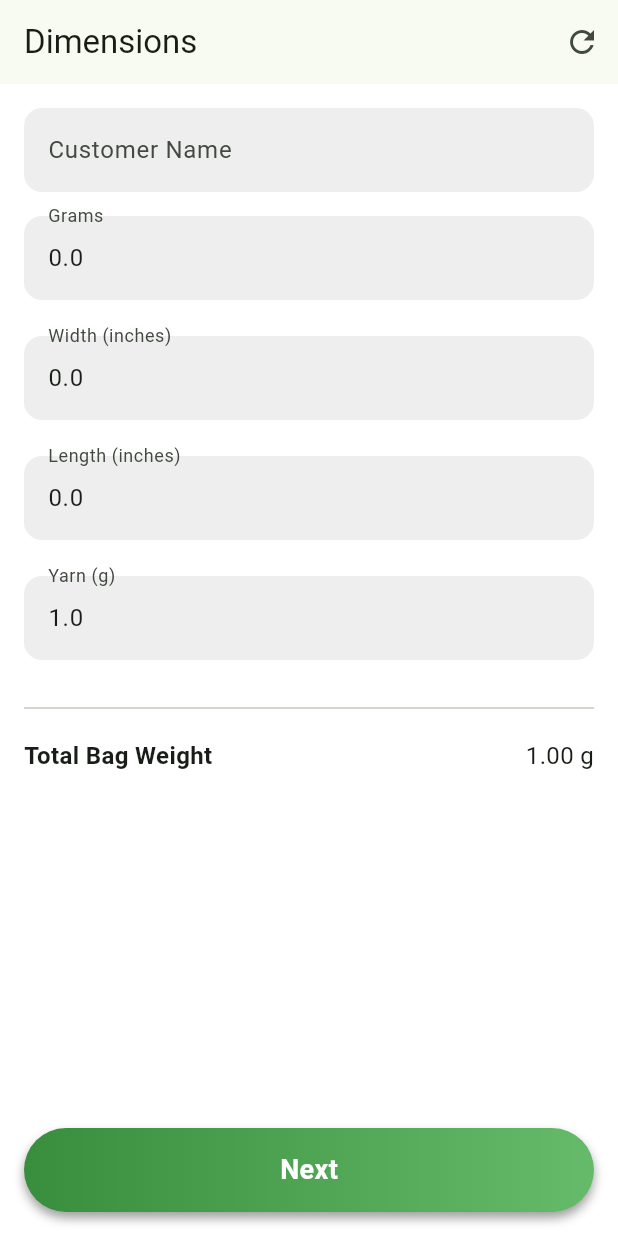
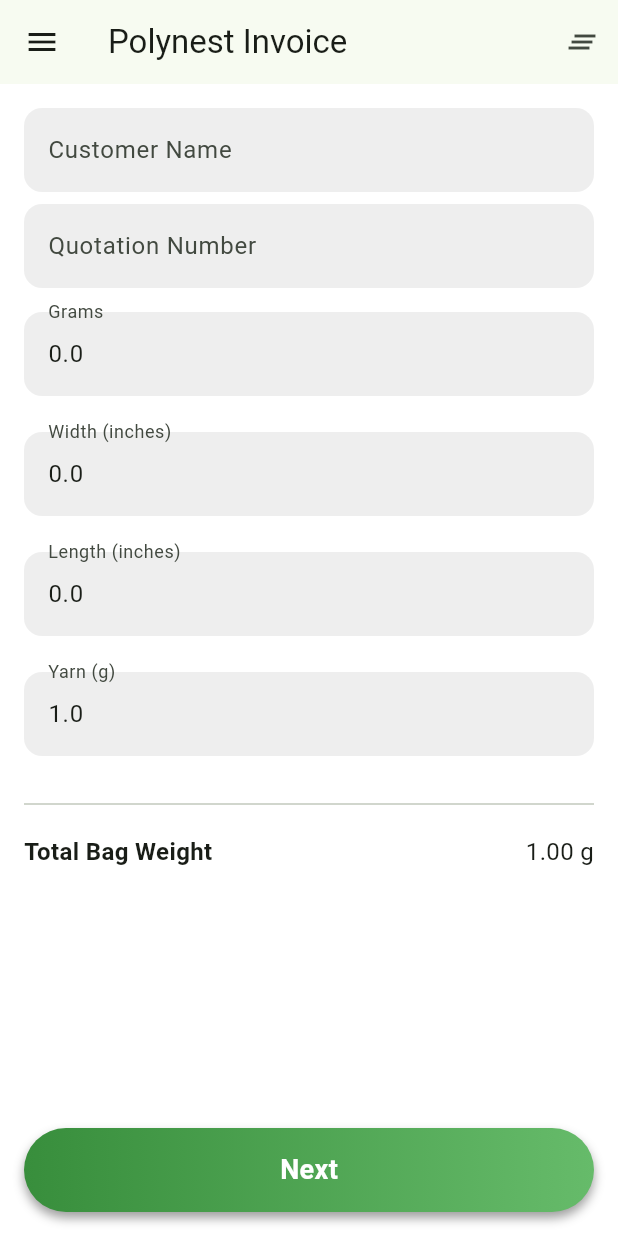
Before and after one commit to Keshav077/PG-Bag-Invoice, a Flutter app: the screen it shows after launch, on a phone screen of 412 x 824 dp. Run offline on Flutter 3.47's test engine with Material 3 defaults, Android fonts, the phone set to English and light mode, and no system bars; our stand-ins replace pdf, printing, share_plus.

Commit message:
feat: History and Headers Update

```diff
--- a/lib/main.dart
+++ b/lib/main.dart
@@ -12,7 +12,7 @@
   @override
   Widget build(BuildContext context) {
     return MaterialApp(
-      title: 'PG Bag Invoice',
+      title: 'Polynest Invoice',
       theme: ThemeData(
         primarySwatch: Colors.green,
         scaffoldBackgroundColor: Colors.white,
--- a/lib/models/invoice_data.dart
+++ b/lib/models/invoice_data.dart
@@ -1,6 +1,7 @@
 class InvoiceData {
   // Customer
   String customerName = '';
+  String quotationNumber = '';
 
   // Section 1
   double grams = 0;
--- a/lib/screens/section_one_screen.dart
+++ b/lib/screens/section_one_screen.dart
@@ -1,6 +1,7 @@
 import 'package:flutter/material.dart';
 import 'package:pg_bag_invoice/models/invoice_data.dart';
 import 'package:pg_bag_invoice/screens/section_two_screen.dart';
+import 'package:pg_bag_invoice/screens/history_screen.dart';
 import 'package:pg_bag_invoice/widgets/custom_button.dart';
 import 'package:pg_bag_invoice/widgets/custom_text_field.dart';
 import 'package:pg_bag_invoice/widgets/display_field.dart';
@@ -18,6 +19,7 @@
   final _formKey = GlobalKey<FormState>();
 
   late final TextEditingController _customerNameController;
+  late final TextEditingController _quotationNumberController;
   late final TextEditingController _gramsController;
   late final TextEditingController _widthController;
   late final TextEditingController _lengthController;
@@ -27,6 +29,7 @@
   void initState() {
     super.initState();
     _customerNameController = TextEditingController(text: widget.invoiceData.customerName);
+    _quotationNumberController = TextEditingController(text: widget.invoiceData.quotationNumber);
     _gramsController = TextEditingController(text: widget.invoiceData.grams.toString());
     _widthController = TextEditingController(text: widget.invoiceData.width.toString());
     _lengthController = TextEditingController(text: widget.invoiceData.length.toString());
@@ -45,6 +48,7 @@
     _lengthController.removeListener(_updateCalculations);
     _yarnController.removeListener(_updateCalculations);
     _customerNameController.dispose();
+    _quotationNumberController.dispose();
     _gramsController.dispose();
     _widthController.dispose();
     _lengthController.dispose();
@@ -64,6 +68,7 @@
   void _clear() {
     setState(() {
       _customerNameController.clear();
+      _quotationNumberController.clear();
       _gramsController.text = '0';
       _widthController.text = '0';
       _lengthController.text = '0';
@@ -75,6 +80,7 @@
   void _next() {
     if (_formKey.currentState!.validate()) {
       widget.invoiceData.customerName = _customerNameController.text;
+      widget.invoiceData.quotationNumber = _quotationNumberController.text;
       Navigator.push(
         context,
         MaterialPageRoute(
@@ -88,14 +94,52 @@
   Widget build(BuildContext context) {
     return Scaffold(
       appBar: AppBar(
-        title: const Text('Dimensions'),
+        title: const Text('Polynest Invoice'),
         actions: [
           IconButton(
-            icon: const Icon(Icons.refresh),
+            icon: const Icon(Icons.clear_all),
             onPressed: _clear,
             tooltip: 'Clear All Fields',
           )
         ],
+      ),
+      drawer: Drawer(
+        child: ListView(
+          padding: EdgeInsets.zero,
+          children: [
+            const DrawerHeader(
+              decoration: BoxDecoration(
+                color: Colors.green,
+              ),
+              child: Text(
+                'Polynest Menu',
+                style: TextStyle(
+                  color: Colors.white,
+                  fontSize: 24,
+                ),
+              ),
+            ),
+            ListTile(
+              leading: const Icon(Icons.add_chart),
+              title: const Text('Generate Invoice'),
+              onTap: () {
+                Navigator.pop(context); // Close drawer
+                _clear();
+              },
+            ),
+            ListTile(
+              leading: const Icon(Icons.history),
+              title: const Text('Generated Invoices'),
+              onTap: () {
+                Navigator.pop(context); // Close drawer
+                Navigator.push(
+                  context,
+                  MaterialPageRoute(builder: (context) => const HistoryScreen()),
+                );
+              },
+            ),
+          ],
+        ),
       ),
       body: Padding(
         padding: const EdgeInsets.all(16.0),
@@ -111,6 +155,25 @@
                       decoration: const InputDecoration(
                         labelText: 'Customer Name',
                       ),
+                      validator: (value) {
+                        if (value == null || value.isEmpty) {
+                          return 'Please enter customer name';
+                        }
+                        return null;
+                      },
+                    ),
+                    const SizedBox(height: 8),
+                    TextFormField(
+                      controller: _quotationNumberController,
+                      decoration: const InputDecoration(
+                        labelText: 'Quotation Number',
+                      ),
+                      validator: (value) {
+                        if (value == null || value.isEmpty) {
+                          return 'Please enter quotation number';
+                        }
+                        return null;
+                      },
                     ),
                     const SizedBox(height: 8),
                     CustomTextField(
```
Also changed, not shown: lib/screens/history_screen.dart (added, +104 -0 lines), lib/utils/invoice_generator.dart (+41 -8 lines), pubspec.yaml (+2 -16 lines), 5 other files.
